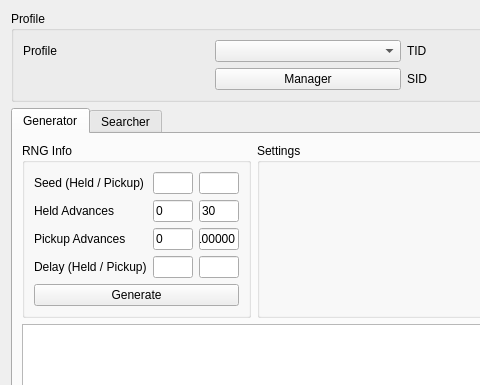
Before: the Qt Designer form Source/Form/Gen4/Eggs4.ui in Admiral-Fish/PokeFinder, drawn with Qt 5; both pictures show x 0 to 480 and y 0 to 385 of the 1200 by 700 pixel window.
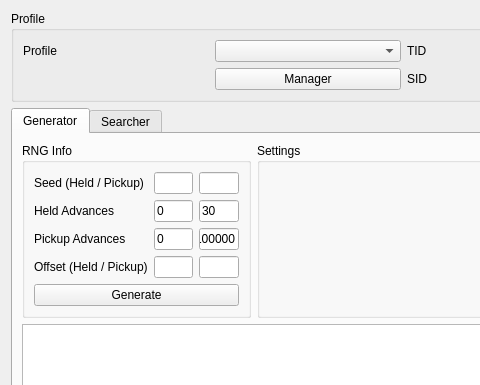
After: the same form once the commit is applied. Custom widgets are drawn as their Qt base class.

Commit message:
Change delay to offset
Fixes #418

What changed in the file:
```diff
--- a/Source/Form/Gen4/Eggs4.ui
+++ b/Source/Form/Gen4/Eggs4.ui
@@ -174,7 +174,7 @@
           <item row="3" column="0">
            <widget class="QLabel" name="labelGeneratorDelay">
             <property name="text">
-             <string>Delay (Held / Pickup)</string>
+             <string>Offset (Held / Pickup)</string>
             </property>
            </widget>
           </item>
```
Left out of the diff: 10 changed lines with no effect on the pictures. The commit also changes 83 other files.
